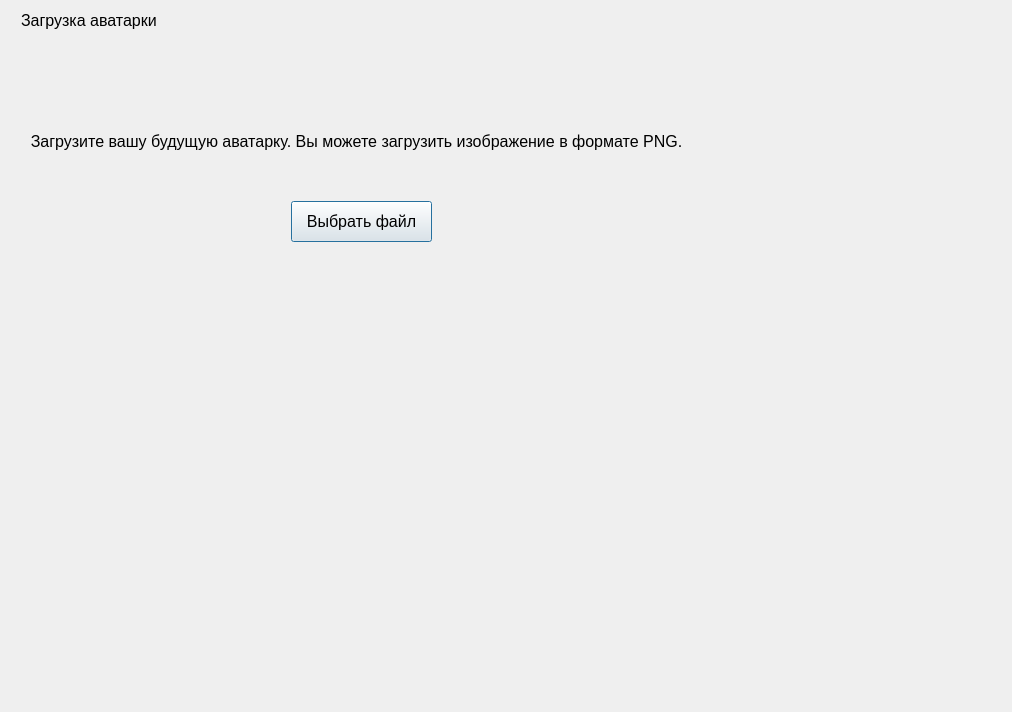
Before: the Qt Designer form ui/avatareditor.ui in Korostast/chat-database-project, drawn with Qt 5.
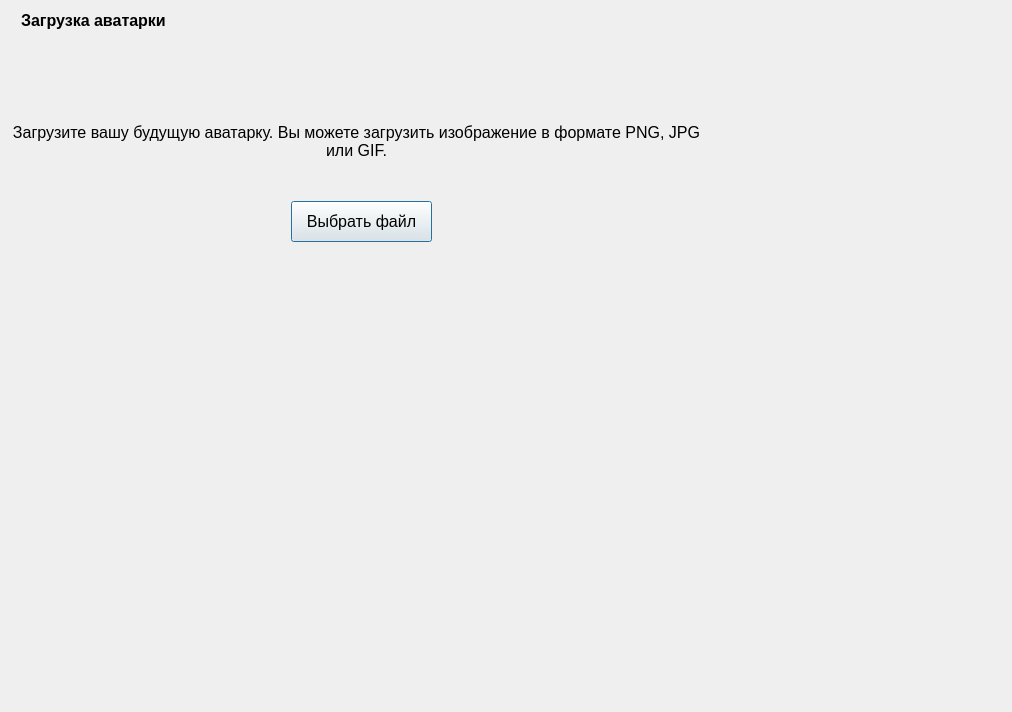
After: the same form once the commit is applied. The open tabs and pages were chosen to show the change. Custom widgets are drawn as their Qt base class.

```diff
--- a/ui/avatareditor.ui
+++ b/ui/avatareditor.ui
@@ -62,6 +62,7 @@
           <property name="font">
            <font>
             <pointsize>12</pointsize>
+            <bold>true</bold>
            </font>
           </property>
           <property name="text">
@@ -86,7 +87,7 @@
         </font>
        </property>
        <property name="text">
-        <string>Загрузите вашу будущую аватарку. Вы можете загрузить изображение в формате PNG.</string>
+        <string>Загрузите вашу будущую аватарку. Вы можете загрузить изображение в формате PNG, JPG или GIF.</string>
        </property>
        <property name="scaledContents">
         <bool>false</bool>
```
Left out of the diff: 2 changed lines with no effect on the pictures.
